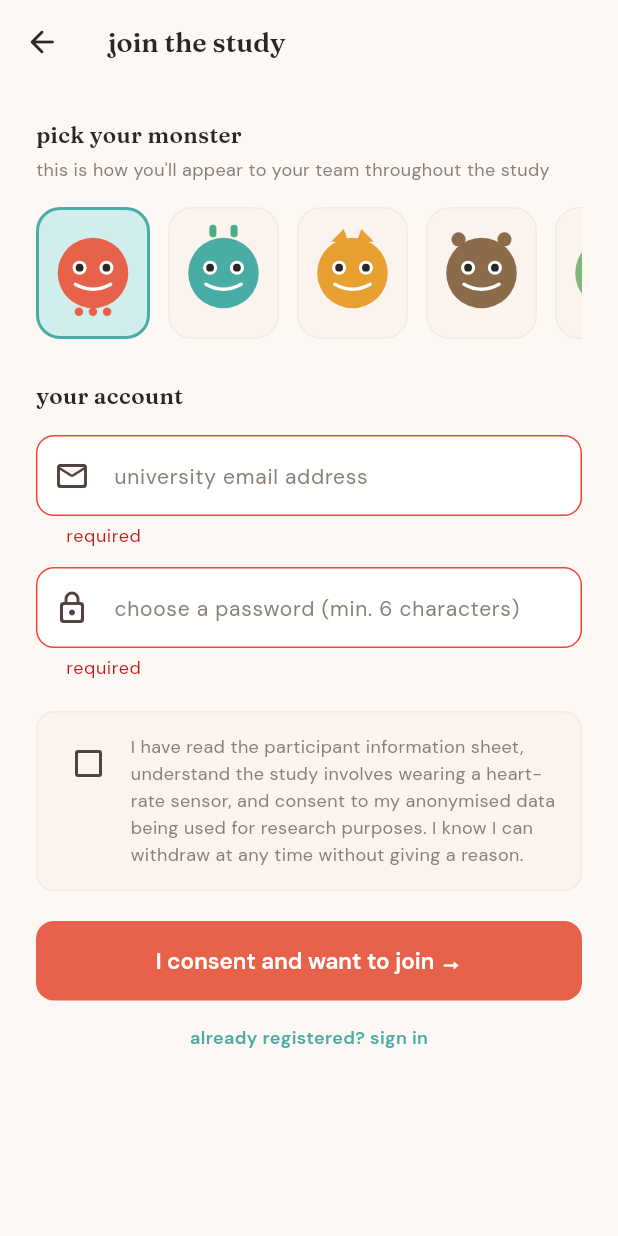
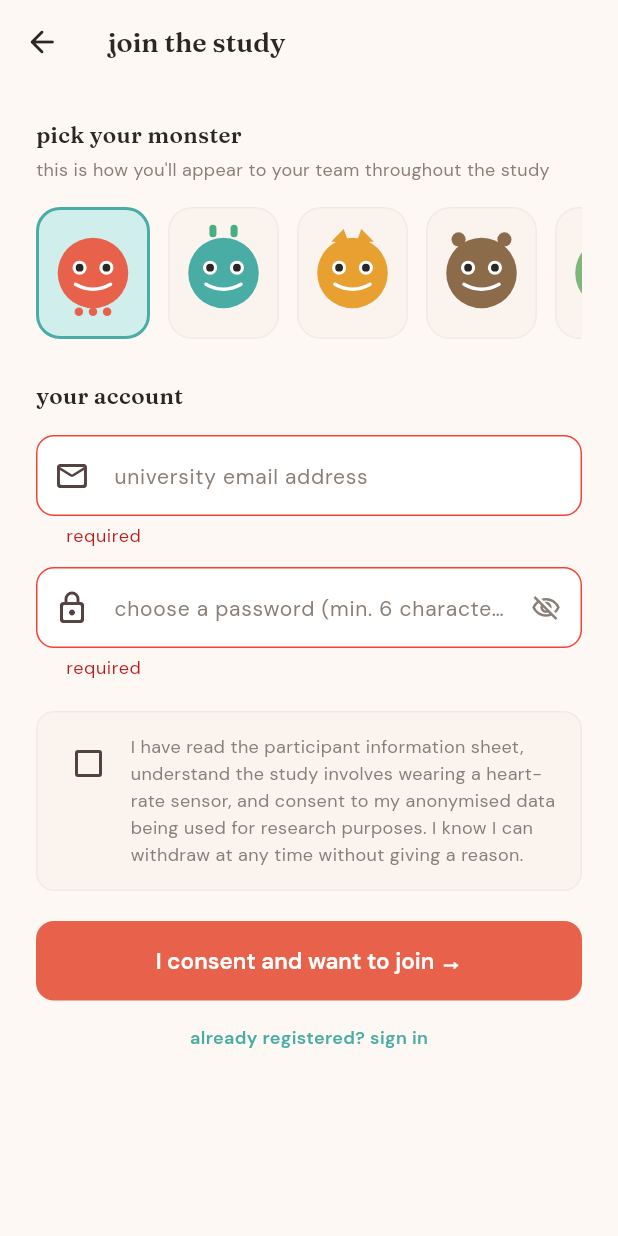
Before and after one commit to Gayathriee/syncteamapp, a Flutter app: the ParticipantSignupScreen screen opened by its route, after a tap on "I consent and want to join →", on a phone screen of 412 x 824 dp. Run offline on Flutter 3.47's test engine with Material 3 defaults, Android fonts, the light colour scheme and no system bars; drawn by our look-alikes of reactive_forms; our stand-ins replace cloud_firestore, firebase_auth, firebase_core, firebase_database, fl_chart, flutter_riverpod and 3 more; accounts and stored records are empty.

Commit message:
Fix sign-in and add password visibility toggle

```diff
--- a/lib/features/auth/presentation/participant_signup_screen.dart
+++ b/lib/features/auth/presentation/participant_signup_screen.dart
@@ -28,6 +28,7 @@ class _ParticipantSignupScreenState
   MonsterVariant _selectedVariant = MonsterVariant.octopus;
   bool _consentGiven = false;
   bool _isLoading = false;
+  bool _passwordVisible = false;
   String? _errorMessage;
 
   Future<void> _signUp() async {
@@ -58,13 +59,17 @@ class _ParticipantSignupScreenState
   }
 
   String _friendlyError(String raw) {
+    if (raw.contains('network') || raw.contains('SocketException') ||
+        raw.contains('host lookup') || raw.contains('RecaptchaCallWrapper')) {
+      return "no internet connection — connect to WiFi and try again";
+    }
     if (raw.contains('email-already-in-use')) {
       return "that email is already registered — try signing in instead";
     }
     if (raw.contains('weak-password')) {
       return "password is too weak — try something longer";
     }
-    return "couldn't create account, try again in a moment";
+    return "couldn't create account: $raw";
   }
 
   @override
@@ -122,10 +127,21 @@ class _ParticipantSignupScreenState
                   const SizedBox(height: 12),
                   ReactiveTextField<String>(
                     formControlName: 'password',
-                    obscureText: true,
-                    decoration: const InputDecoration(
+                    obscureText: !_passwordVisible,
+                    decoration: InputDecoration(
                       hintText: 'choose a password (min. 6 characters)',
-                      prefixIcon: Icon(Icons.lock_outline_rounded),
+                      prefixIcon: const Icon(Icons.lock_outline_rounded),
+                      suffixIcon: IconButton(
+                        icon: Icon(
+                          _passwordVisible
+                              ? Icons.visibility_outlined
+                              : Icons.visibility_off_outlined,
+                          size: 20,
+                          color: AppColors.warm,
+                        ),
+                        onPressed: () => setState(
+                            () => _passwordVisible = !_passwordVisible),
+                      ),
                     ),
                     validationMessages: {
                       'required': (_) => 'password is required',
```
Also changed, not shown: lib/features/auth/data/auth_repository.dart (+34 -4 lines), lib/features/auth/presentation/admin_login_screen.dart (+26 -7 lines), lib/features/auth/presentation/admin_signup_screen.dart (+20 -4 lines), lib/features/auth/presentation/participant_login_screen.dart (+24 -6 lines).
